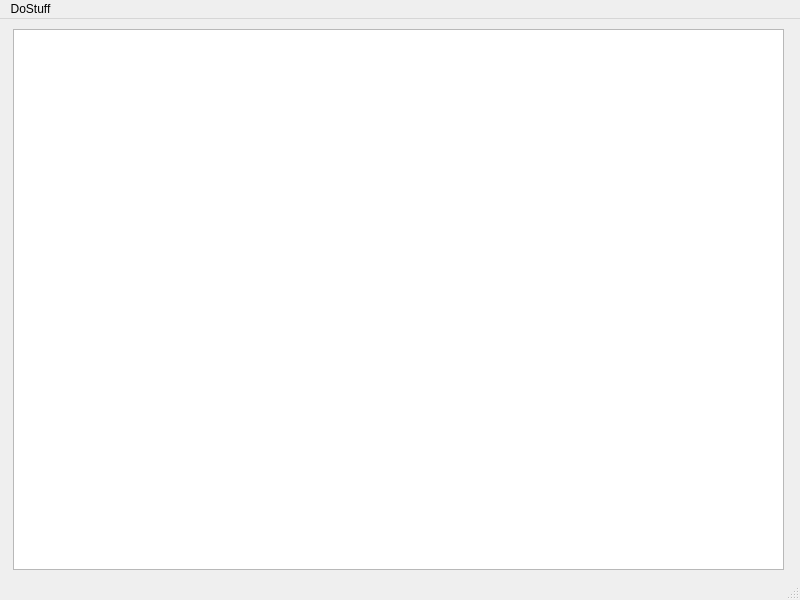
Qt form mainwindow.ui (skeitaridaudans/lovesynths-qt-tcp) before a commit.
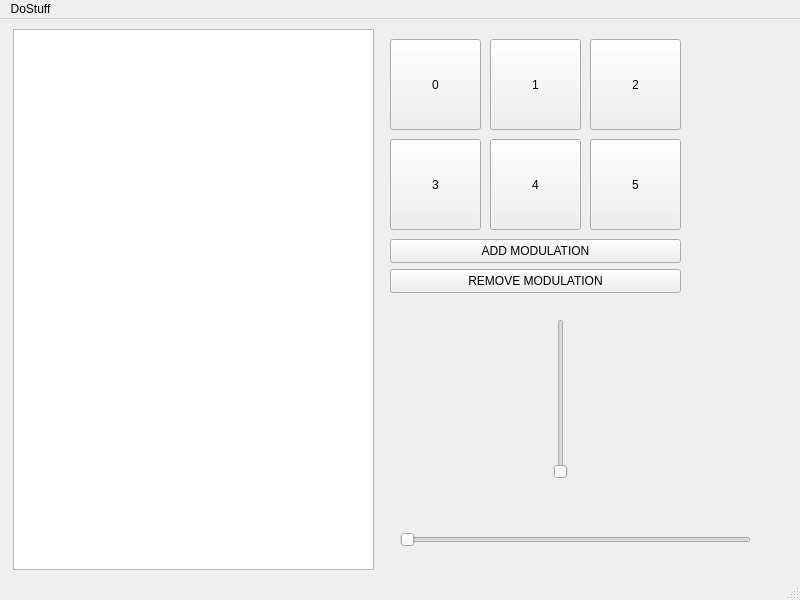
The same form after that commit.

Commit message: Test program tests all current operations

Diff of the .ui file:
```diff
--- a/mainwindow.ui
+++ b/mainwindow.ui
@@ -19,11 +19,141 @@
      <rect>
       <x>13</x>
       <y>10</y>
-      <width>771</width>
+      <width>361</width>
       <height>541</height>
      </rect>
     </property>
    </widget>
+   <widget class="QPushButton" name="pushButton">
+    <property name="geometry">
+     <rect>
+      <x>390</x>
+      <y>20</y>
+      <width>91</width>
+      <height>91</height>
+     </rect>
+    </property>
+    <property name="text">
+     <string>0</string>
+    </property>
+   </widget>
+   <widget class="QPushButton" name="pushButton_1">
+    <property name="geometry">
+     <rect>
+      <x>490</x>
+      <y>20</y>
+      <width>91</width>
+      <height>91</height>
+     </rect>
+    </property>
+    <property name="text">
+     <string>1</string>
+    </property>
+   </widget>
+   <widget class="QPushButton" name="pushButton_2">
+    <property name="geometry">
+     <rect>
+      <x>390</x>
+      <y>120</y>
+      <width>91</width>
+      <height>91</height>
+     </rect>
+    </property>
+    <property name="text">
+     <string>3</string>
+    </property>
+   </widget>
+   <widget class="QPushButton" name="pushButton_3">
+    <property name="geometry">
+     <rect>
+      <x>590</x>
+      <y>20</y>
+      <width>91</width>
+      <height>91</height>
+     </rect>
+    </property>
+    <property name="text">
+     <string>2</string>
+    </property>
+   </widget>
+   <widget class="QPushButton" name="pushButton_4">
+    <property name="geometry">
+     <rect>
+      <x>490</x>
+      <y>120</y>
+      <width>91</width>
+      <height>91</height>
+     </rect>
+    </property>
+    <property name="text">
+     <string>4</string>
+    </property>
+   </widget>
+   <widget class="QPushButton" name="pushButton_5">
+    <property name="geometry">
+     <rect>
+      <x>590</x>
+      <y>120</y>
+      <width>91</width>
+      <height>91</height>
+     </rect>
+    </property>
+    <property name="text">
+     <string>5</string>
+    </property>
+   </widget>
+   <widget class="QSlider" name="horizontalSlider">
+    <property name="geometry">
+     <rect>
+      <x>400</x>
+      <y>510</y>
+      <width>351</width>
+      <height>22</height>
+     </rect>
+    </property>
+    <property name="orientation">
+     <enum>Qt::Horizontal</enum>
+    </property>
+   </widget>
+   <widget class="QSlider" name="verticalSlider">
+    <property name="geometry">
+     <rect>
+      <x>550</x>
+      <y>300</y>
+      <width>22</width>
+      <height>160</height>
+     </rect>
+    </property>
+    <property name="orientation">
+     <enum>Qt::Vertical</enum>
+    </property>
+   </widget>
+   <widget class="QPushButton" name="pushButton_6">
+    <property name="geometry">
+     <rect>
+      <x>390</x>
+      <y>220</y>
+      <width>291</width>
+      <height>24</height>
+     </rect>
+    </property>
+    <property name="text">
+     <string>ADD MODULATION</string>
+    </property>
+   </widget>
+   <widget class="QPushButton" name="pushButton_7">
+    <property name="geometry">
+     <rect>
+      <x>390</x>
+      <y>250</y>
+      <width>291</width>
+      <height>24</height>
+     </rect>
+    </property>
+    <property name="text">
+     <string>REMOVE MODULATION</string>
+    </property>
+   </widget>
   </widget>
   <widget class="QMenuBar" name="menubar">
    <property name="geometry">
```
Left out of the diff: 6 changed lines with no effect on the pictures. The commit also changes 2 other files.
